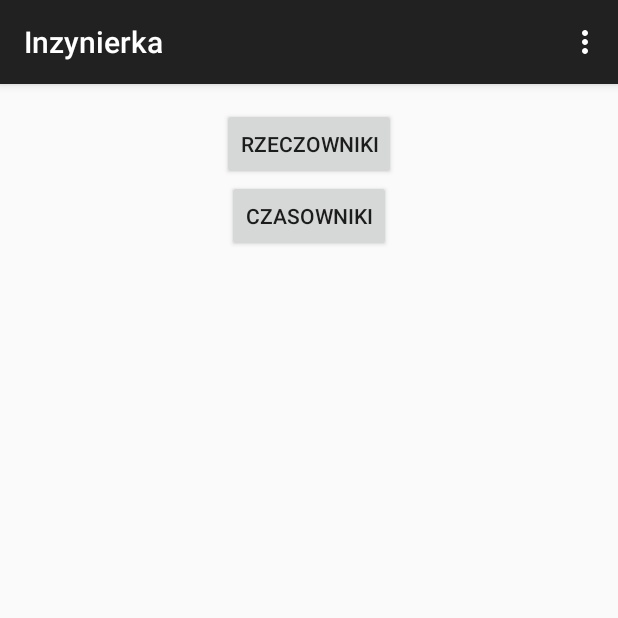
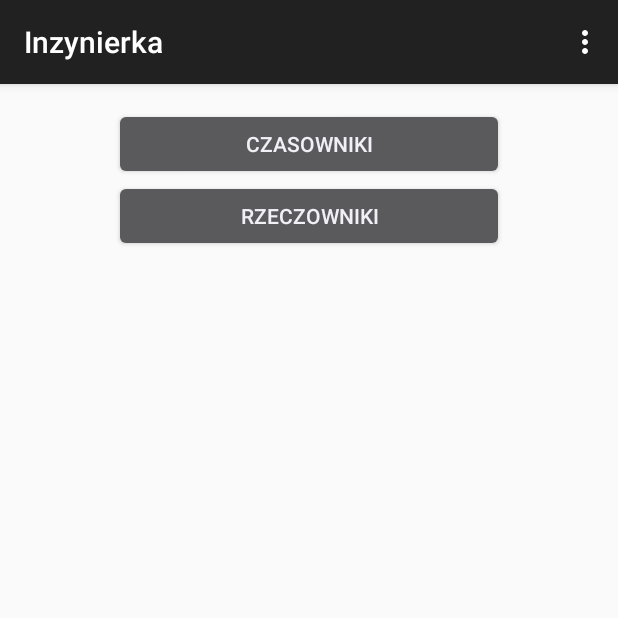
Before and after one commit to OlaD/Inzynierka, an Android app: the screen it shows after launch (MainActivity), on a phone screen of 412 x 824 dp, the top half of it. Run offline under Robolectric (Android 15) with nearby library versions, the phone set to English and light mode, and no system bars.

Commit message:
Czytaj opiParametryzowane menu, Mechanizm rozpoznawania złegi i dobrego wyboru zjęcia

```diff
--- a/app/src/main/java/com/example/ola/inzynierka/MainActivity.java
+++ b/app/src/main/java/com/example/ola/inzynierka/MainActivity.java
@@ -1,15 +1,22 @@
 package com.example.ola.inzynierka;
 
+import android.app.ActionBar;
 import android.content.Intent;
 import android.support.v7.app.AppCompatActivity;
 import android.os.Bundle;
 import android.view.Menu;
 import android.view.MenuItem;
 import android.view.View;
+import android.view.ViewGroup;
 import android.widget.Button;
+import android.widget.LinearLayout;
 import android.widget.RelativeLayout;
+import android.widget.TableLayout;
 
 public class MainActivity extends AppCompatActivity {
+
+    //na razie tworze tutaj tablicę stringów lobalnie...bedzie ona reprezentowac czesci mowy, które maja byc dostepne do cwiczenia...docelowo, odczytane z bazy/pliku konfiguracyjnego
+    private String[] partsOfSpeech;
 
     @Override
     protected void onCreate(Bundle savedInstanceState) {
@@ -17,26 +24,59 @@ public class MainActivity extends AppCompatActivity {
 
         setContentView(R.layout.activity_main);
 
-        // dynamiczne robienie przycisków - w przyszłości pewnie w jakieś osobnej funkcji
-        RelativeLayout layout = (RelativeLayout) findViewById(R.id.layoutMenuGlowne);
+        partsOfSpeech = new String[2];
+        partsOfSpeech[0] = "czasowniki";
+        partsOfSpeech[1] = "rzeczowniki";
 
-        RelativeLayout.LayoutParams layoutParams = new RelativeLayout.LayoutParams(RelativeLayout.LayoutParams.WRAP_CONTENT, RelativeLayout.LayoutParams.WRAP_CONTENT);
-        layoutParams.addRule(RelativeLayout.CENTER_HORIZONTAL);
-        layoutParams.addRule(RelativeLayout.ALIGN_PARENT_TOP);
+        int numberOfButtons = partsOfSpeech.length;
 
-        Button buttonRzeczowniki = new Button(this);
-        buttonRzeczowniki.setId(R.id.buttonRzeczowniki);    // IDki w pliku res->values->ids.xml
-        buttonRzeczowniki.setText("Rzeczowniki");
-        layout.addView(buttonRzeczowniki, layoutParams);
+        // dynamiczne robienie przycisków - w przyszłości pewnie w jakieś osobnej funkcji, zależne od parametru
+        //RelativeLayout buttonsLayout = (RelativeLayout) findViewById(R.id.layoutMenuGlowne);
+        //RelativeLayout.LayoutParams layoutParams = new RelativeLayout.LayoutParams(RelativeLayout.LayoutParams.WRAP_CONTENT, RelativeLayout.LayoutParams.WRAP_CONTENT);
+        //layoutParams.addRule(RelativeLayout.CENTER_HORIZONTAL);
+        //layoutParams.addRule(RelativeLayout.LayoutParams.WRAP_CONTENT);
+        //RelativeLayout.LayoutParams lp = new RelativeLayout.LayoutParams(
+        //        RelativeLayout.LayoutParams.WRAP_CONTENT, RelativeLayout.LayoutParams.WRAP_CONTENT );
 
-        View.OnClickListener buttonRzeczownikiListener = new View.OnClickListener() {
+
+
+        LinearLayout buttonsLayout = (LinearLayout) findViewById(R.id.buttonsLayout);
+        //LinearLayout.LayoutParams params = new LinearLayout.LayoutParams(ViewGroup.LayoutParams.MATCH_PARENT, ViewGroup.LayoutParams.MATCH_PARENT);
+        //buttonsLayout.setLayoutParams(params);
+        buttonsLayout.setOrientation(LinearLayout.VERTICAL);
+
+        View.OnClickListener buttonListener = new View.OnClickListener() {
             @Override
             public void onClick(View arg0) {
                 Intent intent = new Intent(MainActivity.this, GraActivity.class);
                 startActivity(intent);
             }
         };
-        buttonRzeczowniki.setOnClickListener(buttonRzeczownikiListener);
+
+        for(int i = 0; i < numberOfButtons; i++) {
+
+            Button button = new Button(getApplicationContext());
+            button.setText(partsOfSpeech[i]);
+            button.setId(i);
+            buttonsLayout.addView(button);
+            button.setOnClickListener(buttonListener);
+        }
+
+
+
+
+
+
+
+/*
+        Button buttonRzeczowniki = new Button(this);
+        buttonRzeczowniki.setId(R.id.buttonRzeczowniki);    // IDki w pliku res->values->ids.xml
+        buttonRzeczowniki.setText("Rzeczowniki");
+        layout.addView(buttonRzeczowniki, layoutParams);
+        */
+
+
+        /*buttonRzeczowniki.setOnClickListener(buttonListener);
 
         RelativeLayout.LayoutParams layoutParams2 = new RelativeLayout.LayoutParams(RelativeLayout.LayoutParams.WRAP_CONTENT, RelativeLayout.LayoutParams.WRAP_CONTENT);
         layoutParams2.addRule(RelativeLayout.BELOW, buttonRzeczowniki.getId());
@@ -47,7 +87,7 @@ public class MainActivity extends AppCompatActivity {
         layout.addView(buttonCzasowniki, layoutParams2);
 
 
-        buttonCzasowniki.setOnClickListener(buttonRzeczownikiListener);
+        buttonCzasowniki.setOnClickListener(buttonListener);*/
     }
 
 
--- a/app/src/main/res/layout/activity_main.xml
+++ b/app/src/main/res/layout/activity_main.xml
@@ -6,4 +6,13 @@
     android:paddingBottom="@dimen/activity_vertical_margin" tools:context=".MainActivity"
     android:id="@+id/layoutMenuGlowne">
 
+    <LinearLayout
+        android:orientation="vertical"
+        android:layout_width="match_parent"
+        android:layout_height="match_parent"
+        android:id="@+id/buttonsLayout"
+        android:layout_alignParentTop="true"
+        android:layout_alignParentStart="true"
+        android:layout_marginLeft="60sp"
+        android:layout_marginRight="60sp"></LinearLayout>
 </RelativeLayout>
```
Also changed, not shown: app/src/main/java/com/example/ola/inzynierka/GraActivity.java (+47 -10 lines), app/src/main/java/com/example/ola/inzynierka/Photo.java (renamed from app/src/main/java/com/example/ola/inzynierka/Zdjecie.java, +12 -3 lines), app/src/main/res/layout/activity_gra.xml (+7 -0 lines).
